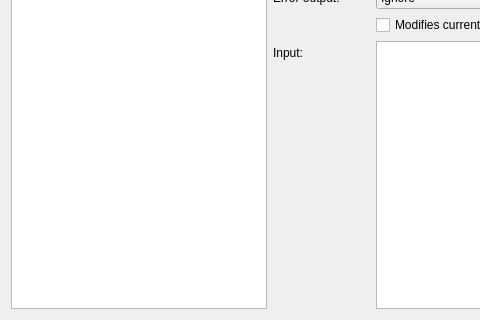
The window that src/plugins/coreplugin/dialogs/externaltoolconfig.ui (qt-creator/qt-creator) describes before a commit, drawn with Qt 5; both pictures show x 0 to 480 and y 148 to 468 of the 725 by 468 pixel window.
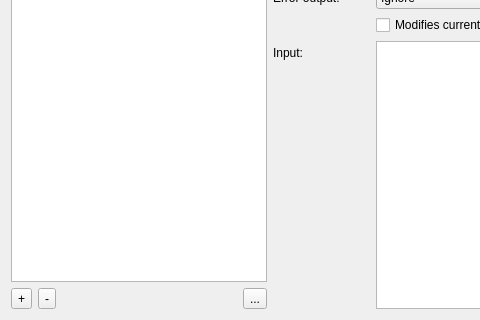
The same window after the commit. Custom widgets are drawn as their Qt base class.

Commit message: Implement reverting of changed preset tools.

```diff
--- a/src/plugins/coreplugin/dialogs/externaltoolconfig.ui
+++ b/src/plugins/coreplugin/dialogs/externaltoolconfig.ui
@@ -13,7 +13,9 @@
   <property name="windowTitle">
    <string>Form</string>
   </property>
-  <layout class="QHBoxLayout" name="horizontalLayout">
+  <layout class="QHBoxLayout" name="horizontalLayout_2">
+   <item>
+    <layout class="QVBoxLayout" name="verticalLayout">
    <item>
     <widget class="QTreeWidget" name="toolTree">
      <attribute name="headerVisible">
@@ -27,6 +29,67 @@
     </widget>
    </item>
    <item>
+      <layout class="QHBoxLayout" name="horizontalLayout">
+       <item>
+        <widget class="QToolButton" name="addButton">
+         <property name="toolTip">
+          <string>&lt;!DOCTYPE HTML PUBLIC &quot;-//W3C//DTD HTML 4.0//EN&quot; &quot;http://www.w3.org/TR/REC-html40/strict.dtd&quot;&gt;
+&lt;html&gt;&lt;head&gt;&lt;meta name=&quot;qrichtext&quot; content=&quot;1&quot; /&gt;&lt;style type=&quot;text/css&quot;&gt;
+p, li { white-space: pre-wrap; }
+&lt;/style&gt;&lt;/head&gt;&lt;body style=&quot; font-family:'Lucida Grande'; font-size:11pt; font-weight:400; font-style:normal;&quot;&gt;
+&lt;p style=&quot; margin-top:0px; margin-bottom:0px; margin-left:0px; margin-right:0px; -qt-block-indent:0; text-indent:0px;&quot;&gt;Add tool&lt;/p&gt;&lt;/body&gt;&lt;/html&gt;</string>
+         </property>
+         <property name="text">
+          <string>+</string>
+         </property>
+        </widget>
+       </item>
+       <item>
+        <widget class="QToolButton" name="removeButton">
+         <property name="toolTip">
+          <string>&lt;!DOCTYPE HTML PUBLIC &quot;-//W3C//DTD HTML 4.0//EN&quot; &quot;http://www.w3.org/TR/REC-html40/strict.dtd&quot;&gt;
+&lt;html&gt;&lt;head&gt;&lt;meta name=&quot;qrichtext&quot; content=&quot;1&quot; /&gt;&lt;style type=&quot;text/css&quot;&gt;
+p, li { white-space: pre-wrap; }
+&lt;/style&gt;&lt;/head&gt;&lt;body style=&quot; font-family:'Lucida Grande'; font-size:11pt; font-weight:400; font-style:normal;&quot;&gt;
+&lt;p style=&quot; margin-top:0px; margin-bottom:0px; margin-left:0px; margin-right:0px; -qt-block-indent:0; text-indent:0px;&quot;&gt;Remove tool&lt;/p&gt;&lt;/body&gt;&lt;/html&gt;</string>
+         </property>
+         <property name="text">
+          <string>-</string>
+         </property>
+        </widget>
+       </item>
+       <item>
+        <spacer name="horizontalSpacer">
+         <property name="orientation">
+          <enum>Qt::Horizontal</enum>
+         </property>
+         <property name="sizeHint" stdset="0">
+          <size>
+           <width>40</width>
+           <height>20</height>
+          </size>
+         </property>
+        </spacer>
+       </item>
+       <item>
+        <widget class="QToolButton" name="revertButton">
+         <property name="toolTip">
+          <string>&lt;!DOCTYPE HTML PUBLIC &quot;-//W3C//DTD HTML 4.0//EN&quot; &quot;http://www.w3.org/TR/REC-html40/strict.dtd&quot;&gt;
+&lt;html&gt;&lt;head&gt;&lt;meta name=&quot;qrichtext&quot; content=&quot;1&quot; /&gt;&lt;style type=&quot;text/css&quot;&gt;
+p, li { white-space: pre-wrap; }
+&lt;/style&gt;&lt;/head&gt;&lt;body style=&quot; font-family:'Lucida Grande'; font-size:11pt; font-weight:400; font-style:normal;&quot;&gt;
+&lt;p style=&quot; margin-top:0px; margin-bottom:0px; margin-left:0px; margin-right:0px; -qt-block-indent:0; text-indent:0px;&quot;&gt;Revert tool to preset&lt;/p&gt;&lt;/body&gt;&lt;/html&gt;</string>
+         </property>
+         <property name="text">
+          <string>...</string>
+         </property>
+        </widget>
+       </item>
+      </layout>
+     </item>
+    </layout>
+   </item>
+   <item>
     <widget class="QWidget" name="infoWidget" native="true">
      <property name="sizePolicy">
       <sizepolicy hsizetype="Preferred" vsizetype="Preferred">
```
Left out of the diff: 13 changed lines with no effect on the pictures. Lines whose indentation alone changed are shown as unchanged. The commit also changes 5 other files.
